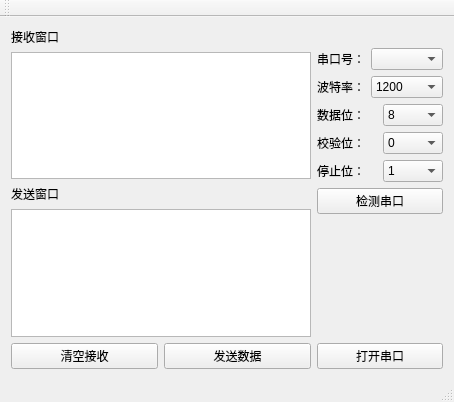
Old version of the form mainwindow.ui in the repository VegetablesMaster/qt_serial.
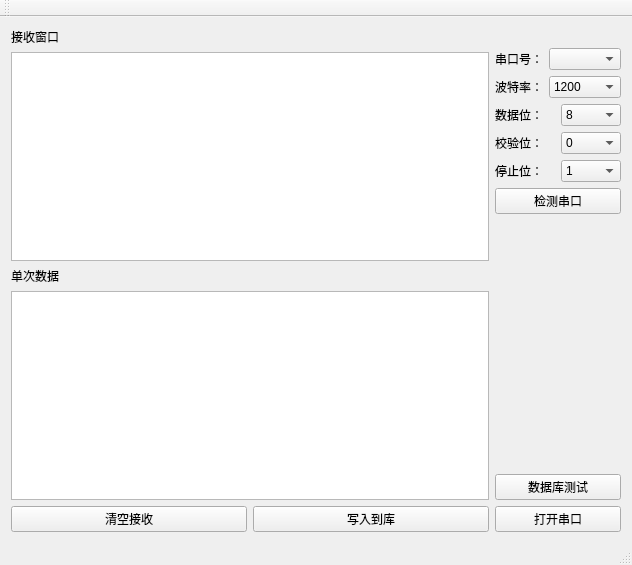
New version of the form.

Diff of the .ui file:
```diff
--- a/mainwindow.ui
+++ b/mainwindow.ui
@@ -6,8 +6,8 @@
    <rect>
     <x>0</x>
     <y>0</y>
-    <width>454</width>
-    <height>402</height>
+    <width>632</width>
+    <height>565</height>
    </rect>
   </property>
   <property name="windowTitle">
@@ -32,7 +32,7 @@
         <item>
          <widget class="QLabel" name="label_2">
           <property name="text">
-           <string>发送窗口</string>
+           <string>单次数据</string>
           </property>
          </widget>
         </item>
@@ -51,7 +51,7 @@
           <item>
            <widget class="QPushButton" name="sendButton">
             <property name="text">
-             <string>发送数据</string>
+             <string>写入到库</string>
             </property>
            </widget>
           </item>
@@ -207,6 +207,13 @@
           </property>
          </spacer>
         </item>
+        <item>
+         <widget class="QPushButton" name="sqlselectButton">
+          <property name="text">
+           <string>数据库测试</string>
+          </property>
+         </widget>
+        </item>
         <item>
          <widget class="QPushButton" name="openButton">
           <property name="text">
```
Left out of the diff: 4 changed lines with no effect on the pictures.
